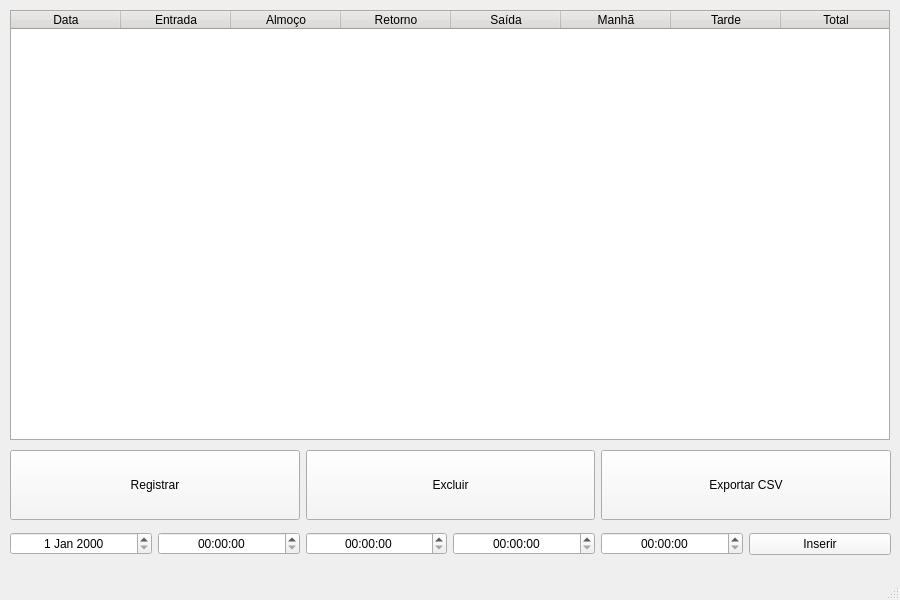
Qt form PyPonto/pyponto.ui (andrecesarvieira/python) before a commit.
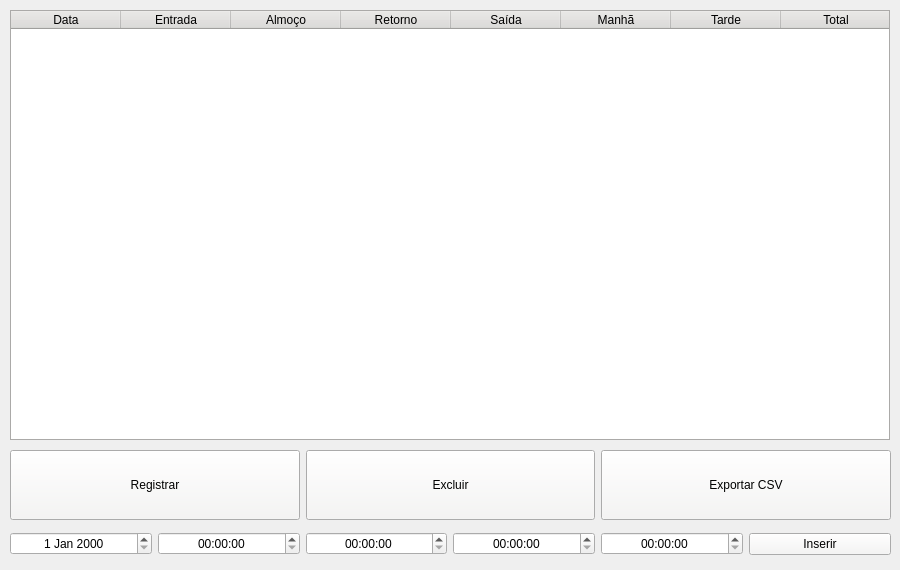
The same form after that commit. Icons and pictures are not drawn.

```diff
--- a/PyPonto/pyponto.ui
+++ b/PyPonto/pyponto.ui
@@ -7,7 +7,7 @@
     <x>0</x>
     <y>0</y>
     <width>900</width>
-    <height>600</height>
+    <height>570</height>
    </rect>
   </property>
   <property name="sizePolicy">
@@ -19,13 +19,13 @@
   <property name="minimumSize">
    <size>
     <width>900</width>
-    <height>600</height>
+    <height>570</height>
    </size>
   </property>
   <property name="maximumSize">
    <size>
     <width>900</width>
-    <height>600</height>
+    <height>580</height>
    </size>
   </property>
   <property name="baseSize">
@@ -980,7 +980,6 @@
     </layout>
    </widget>
   </widget>
-  <widget class="QStatusBar" name="statusbar"/>
  </widget>
  <resources/>
  <connections/>
```
Left out of the diff: 2 changed lines with no effect on the pictures.
